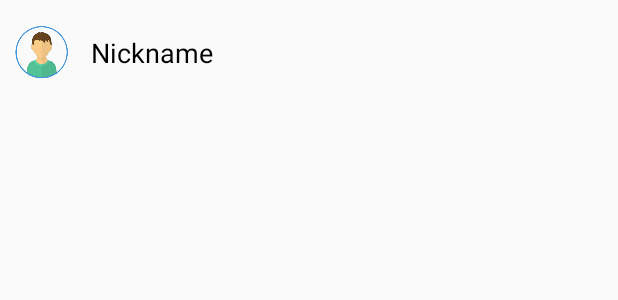
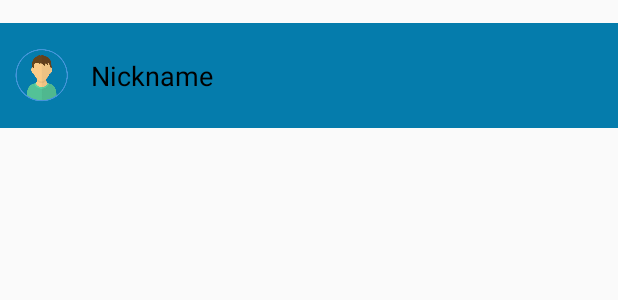
Before and after one commit to enestokol/KotlinProject1, an Android app: the layout leader_row_layout.xml on its own in the app's theme, with its tools: preview values and no code run, on a phone screen of 412 x 824 dp. Shown: the top 300 px of the screen. Run offline under Robolectric (Android 15) with nearby library versions, the phone set to English and light mode, and no system bars.

Commit message:
Update leader_row_layout.xml
update leaderboard

```diff
--- a/app/src/main/res/layout/leader_row_layout.xml
+++ b/app/src/main/res/layout/leader_row_layout.xml
@@ -3,6 +3,8 @@
     xmlns:android="http://schemas.android.com/apk/res/android"
     xmlns:tools="http://schemas.android.com/tools"
     android:layout_width="match_parent"
+    android:layout_marginTop="15dp"
+    android:background="@color/tabsBg"
     android:layout_height="70dp">
 
     <ImageView android:layout_width="35dp"
```
